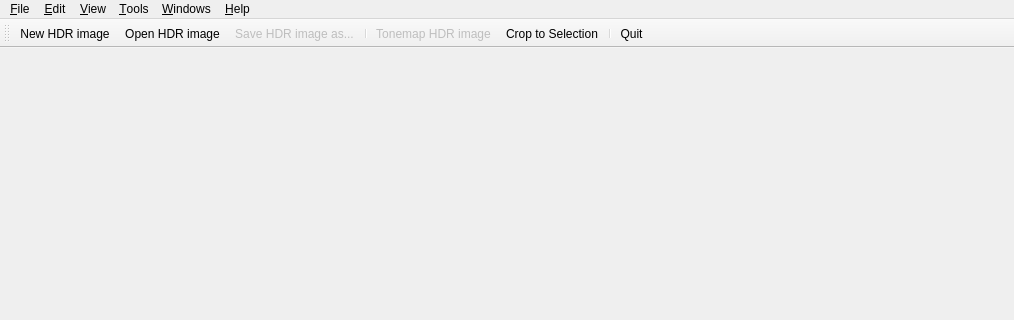
LuminanceHDR/LuminanceHDR, file forms/MainWindow.ui: the form before one commit; both pictures show x 0 to 1014 and y 0 to 320 of the 1014 by 573 pixel window.
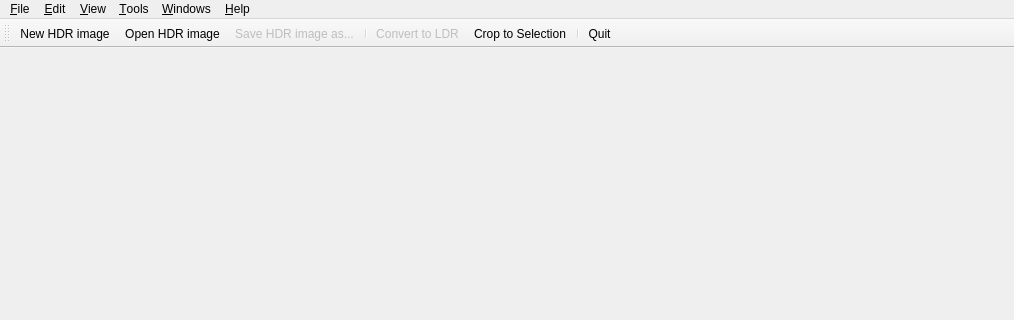
The form after the commit. Icons and pictures are not drawn.

What changed in the file:
```diff
--- a/forms/MainWindow.ui
+++ b/forms/MainWindow.ui
@@ -237,10 +237,10 @@
      <normaloff>:/new/prefix1/images/tonemap.png</normaloff>:/new/prefix1/images/tonemap.png</iconset>
    </property>
    <property name="text" >
-    <string>&amp;Tonemap...</string>
+    <string>&amp;Tone Mapping...</string>
    </property>
    <property name="iconText" >
-    <string>Tonemap HDR image</string>
+    <string>Convert to LDR</string>
    </property>
    <property name="toolTip" >
     <string>Tonemap the HDR image to a common LDR (i.e. JPEG or PNG) format</string>
```
Left out of the diff: 18 changed lines with no effect on the pictures.
